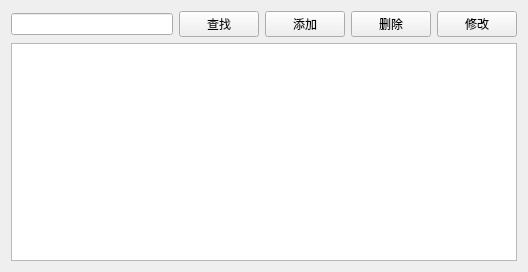
yuerbufei/QtCourse, file CommunityMedicalSystem/patientview.ui: the form before one commit.
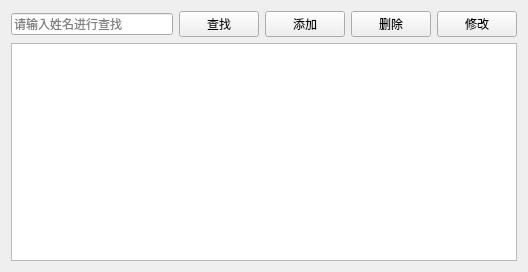
The form after the commit.

```diff
--- a/CommunityMedicalSystem/patientview.ui
+++ b/CommunityMedicalSystem/patientview.ui
@@ -17,7 +17,11 @@
    <item row="0" column="0">
     <layout class="QHBoxLayout" name="horizontalLayout">
      <item>
-      <widget class="QLineEdit" name="textSearch"/>
+      <widget class="QLineEdit" name="textSearch">
+       <property name="placeholderText">
+        <string>请输入姓名进行查找</string>
+       </property>
+      </widget>
      </item>
      <item>
       <widget class="QPushButton" name="btnFind">
```
